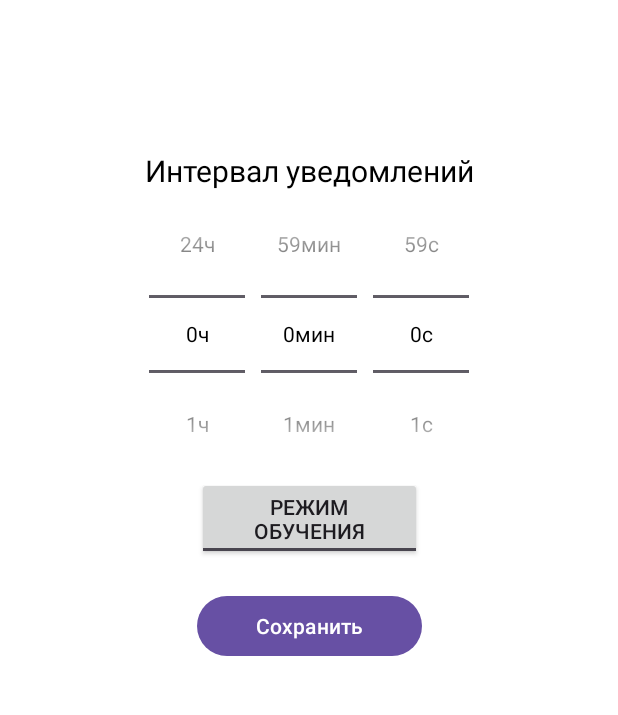
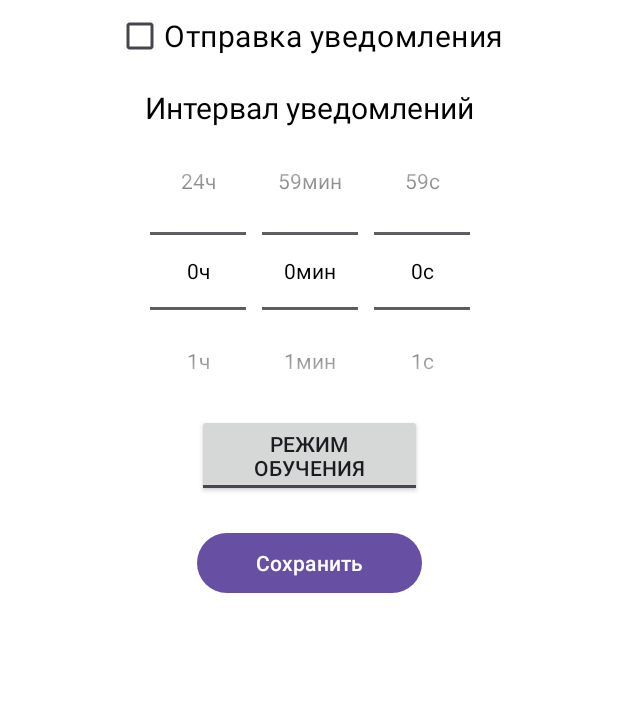
Before and after one commit to SoulsHunter352/LearningEnglish, an Android app: the screen it shows after launch (MainActivity), after a tap on "Сохранить", on a phone screen of 412 x 824 dp, the part 215-930 px from its top. Run offline under Robolectric (Android 15) with nearby library versions, the phone set to English and light mode, and no system bars.

Commit message:
Добавл кнопку Отправки уведомлений, чтобы можно было запретить отправку уведомлений

```diff
--- a/app/src/main/java/com/example/learningenglish/MainActivity.java
+++ b/app/src/main/java/com/example/learningenglish/MainActivity.java
@@ -6,12 +6,14 @@ import static android.view.View.VISIBLE;
 import android.Manifest;
 import android.app.NotificationChannel;
 import android.app.NotificationManager;
+import android.content.Context;
 import android.content.SharedPreferences;
 import android.content.pm.PackageManager;
 import android.os.Build;
 import android.os.Bundle;
 import android.view.View;
 import android.widget.Button;
+import android.widget.CheckBox;
 import android.widget.NumberPicker;
 import android.widget.TextView;
 import android.widget.ToggleButton;
@@ -35,6 +37,7 @@ public class MainActivity extends AppCompatActivity {
     private ToggleButton mode;
     private TextView status;
     private ConstraintLayout form;
+    private CheckBox notificationStatus;
     String CHANNEL_ID = "LE8712";
     int NOTIFICATION_ID = 5123;
     SharedPreferences prefs;
@@ -43,6 +46,9 @@ public class MainActivity extends AppCompatActivity {
         public void onActivityResult(Boolean result) {
             if (result){
                 startNotifications();
+            }
+            else{
+                showNoNotificationPermissionView();
             }
         }
     });
@@ -66,6 +72,8 @@ public class MainActivity extends AppCompatActivity {
         mode = findViewById(R.id.mode);
         mode.setChecked(prefs.getBoolean("mode", false));
         status = findViewById(R.id.status);
+        notificationStatus = findViewById(R.id.notification_status);
+        notificationStatus.setChecked(prefs.getBoolean("notificationStatus", false));
 
         Button saveButton = findViewById(R.id.save_button);
         saveButton.setOnClickListener(new View.OnClickListener() {
@@ -76,6 +84,7 @@ public class MainActivity extends AppCompatActivity {
         });
 
         //DictionaryManager.loadDictionary(this);
+        loadData();
 
         configureNumberPickers();
         createNotificationChannel();
@@ -83,7 +92,8 @@ public class MainActivity extends AppCompatActivity {
             activityResultLauncher.launch(Manifest.permission.POST_NOTIFICATIONS);
         }
         else{
-            startNotificationsOnCreate();
+            if(notificationStatus.isChecked())
+                startNotifications();
         }
     }
 
@@ -93,18 +103,24 @@ public class MainActivity extends AppCompatActivity {
         prefEditor.putInt("minutes", minutesPicker.getValue());
         prefEditor.putInt("seconds", secondsPicker.getValue());
         prefEditor.putBoolean("mode", mode.isChecked());
+        prefEditor.putBoolean("notificationStatus", notificationStatus.isChecked());
         prefEditor.apply();
         //AlarmScheduler.stopAlarms(this);
         //AlarmScheduler.startNotifications(this, getCurrentInterval(), mode.isChecked());
         status.setText("Сохранение настроек");
-        startNotifications();
+        if(notificationStatus.isChecked())
+            startNotifications();
+        else{
+            AlarmScheduler.stopAlarms(this);
+        }
     }
 
-    protected void startNotificationsOnCreate(){
+    protected void loadData(){
+        // Функция для отображения загрузки и инициализации уведомлений при запуске приложения
         form.setVisibility(INVISIBLE);
         status.setVisibility(VISIBLE);
         new Thread(() ->{
-            AlarmScheduler.startNotifications(MainActivity.this, getCurrentInterval(), mode.isChecked());
+            DictionaryManager.loadDictionary(MainActivity.this);
             runOnUiThread(() -> {
                 form.setVisibility(VISIBLE);
                 status.setVisibility(INVISIBLE);
@@ -113,6 +129,7 @@ public class MainActivity extends AppCompatActivity {
     }
 
     protected void startNotifications(){
+        // Функция инициализации отправки уведомлений
         new Thread(() ->{
             AlarmScheduler.startNotifications(MainActivity.this, getCurrentInterval(), mode.isChecked());
         }).start();
@@ -178,4 +195,9 @@ public class MainActivity extends AppCompatActivity {
             notificationManager.createNotificationChannel(channel);
         }
     }
+    private void showNoNotificationPermissionView(){
+        form.setVisibility(INVISIBLE);
+        status.setText("Необходимы права для отправки уведомлений");
+        status.setVisibility(VISIBLE);
+    }
 }
--- a/app/src/main/java/com/example/learningenglish/TimeNotification.java
+++ b/app/src/main/java/com/example/learningenglish/TimeNotification.java
@@ -1,10 +1,13 @@
 package com.example.learningenglish;
+
+import static android.content.Context.MODE_PRIVATE;
 
 import android.app.NotificationManager;
 import android.app.PendingIntent;
 import android.content.BroadcastReceiver;
 import android.content.Context;
 import android.content.Intent;
+import android.content.SharedPreferences;
 
 import androidx.core.app.NotificationCompat;
 
@@ -17,6 +20,12 @@ public class TimeNotification extends BroadcastReceiver {
     @Override
     public void onReceive(Context context, Intent intent) {
         String mode = intent.getStringExtra("MODE");
+        SharedPreferences pref = context.getSharedPreferences("LearningEnglish", MODE_PRIVATE);
+        if(!pref.getBoolean("notificationStatus", false)){
+            NotificationManager manager = (NotificationManager) context.getSystemService(Context.NOTIFICATION_SERVICE);
+            manager.cancel(NOTIFICATION_ID);
+            return;
+        }
 
         if(Objects.equals(mode, "LEARNING") | Objects.equals(mode, "CHECK_ANSWER")){
             receiveSimpleNotification(context, intent);
--- a/app/src/main/res/layout/activity_main.xml
+++ b/app/src/main/res/layout/activity_main.xml
@@ -28,6 +28,18 @@
         app:layout_constraintTop_toBottomOf="@id/title"
         android:id="@+id/form">
 
+        <CheckBox
+            android:layout_width="wrap_content"
+            android:layout_height="wrap_content"
+            android:text="Отправка уведомления"
+            android:textSize="20sp"
+            app:layout_constraintTop_toTopOf="parent"
+            app:layout_constraintLeft_toLeftOf="parent"
+            app:layout_constraintRight_toRightOf="parent"
+            android:id="@+id/notification_status"
+            android:textColor="@color/black"
+            />
+
         <TextView
             android:layout_width="wrap_content"
             android:layout_height="wrap_content"
@@ -35,9 +47,9 @@
             android:textSize="20sp"
             android:textColor="@color/black"
             app:layout_constraintLeft_toLeftOf="parent"
-            app:layout_constraintTop_toTopOf="parent"
+            app:layout_constraintTop_toBottomOf="@id/notification_status"
             app:layout_constraintRight_toRightOf="parent"
-            android:layout_marginTop="100dp"
+            android:layout_marginTop="10dp"
             android:labelFor="@id/notification_time"
             android:id="@+id/notification_label"
             />
```
